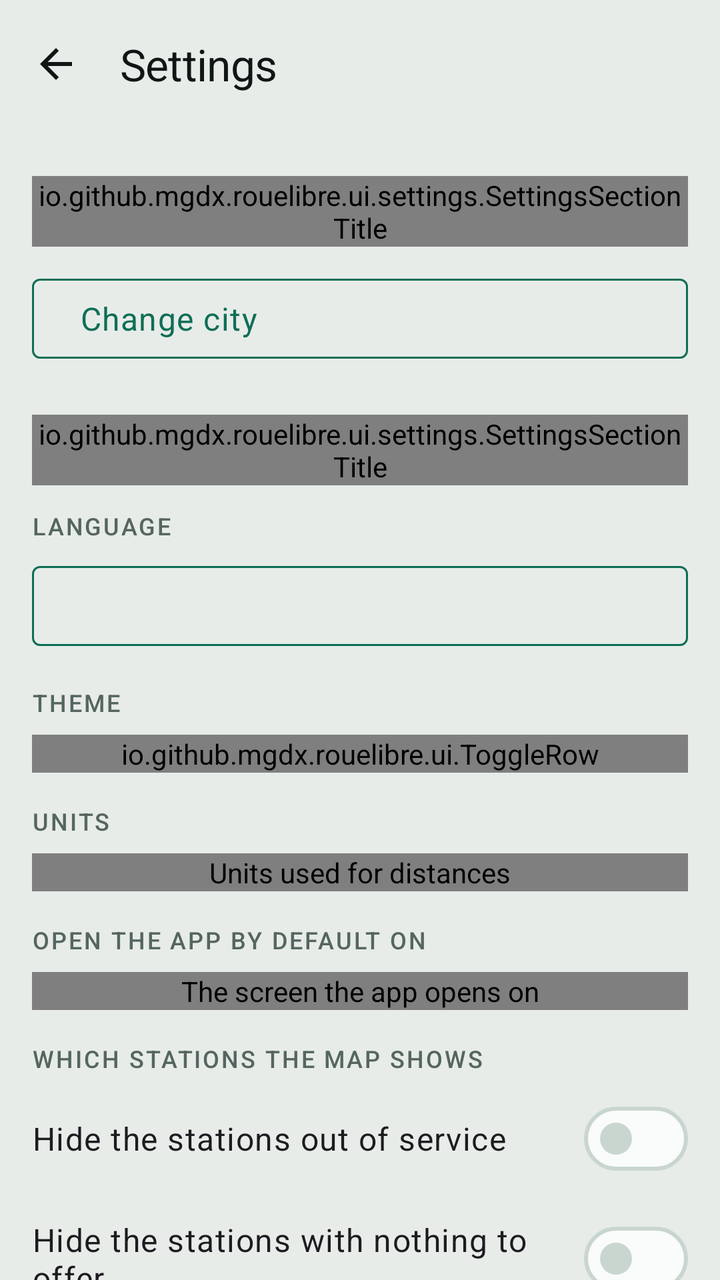
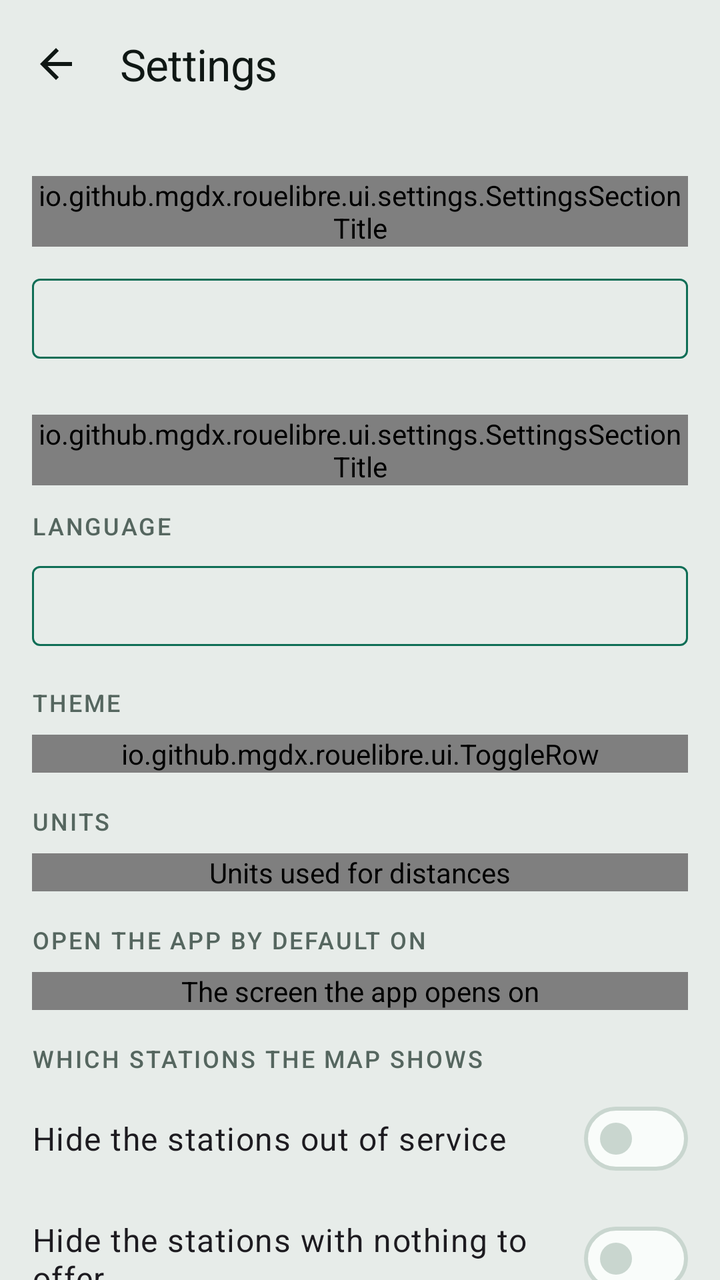

Compare the two renders of this Android layout. The source of the first and the diff that turns it into the second are given below.
<!-- AndroidManifest.xml: application theme Theme.RoueLibre -->
<!-- res/layout/fragment_settings.xml -->
<?xml version="1.0" encoding="utf-8"?>
<androidx.constraintlayout.widget.ConstraintLayout
    xmlns:android="http://schemas.android.com/apk/res/android"
    xmlns:app="http://schemas.android.com/apk/res-auto"
    android:layout_width="match_parent"
    android:layout_height="match_parent"
    android:fitsSystemWindows="true">

    <com.google.android.material.appbar.MaterialToolbar
        android:id="@+id/toolbar"
        android:layout_width="0dp"
        android:layout_height="wrap_content"
        app:layout_constraintEnd_toEndOf="parent"
        app:layout_constraintStart_toStartOf="parent"
        app:layout_constraintTop_toTopOf="parent"
        app:navigationIcon="@drawable/ic_back"
        app:title="@string/settings_title"
        app:titleTextAppearance="@style/TextAppearance.RoueLibre.Title" />

    
    <androidx.core.widget.NestedScrollView
        android:id="@+id/settings_scroll"
        android:layout_width="0dp"
        android:layout_height="0dp"
        app:layout_constraintBottom_toBottomOf="parent"
        app:layout_constraintEnd_toEndOf="parent"
        app:layout_constraintStart_toStartOf="parent"
        app:layout_constraintTop_toBottomOf="@id/toolbar">

        
        <LinearLayout
            android:layout_width="match_parent"
            android:layout_height="wrap_content"
            android:orientation="vertical"
            android:paddingStart="@dimen/space_l"
            android:paddingEnd="@dimen/space_l"
            android:paddingBottom="@dimen/space_xxl">

            
            <io.github.mgdx.rouelibre.ui.settings.SettingsSectionTitle
                style="@style/Widget.RoueLibre.SettingsSection"
                android:text="@string/settings_section_city" />

            <com.google.android.material.button.MaterialButton
                android:id="@+id/open_city"
                style="@style/Widget.RoueLibre.Toggle"
                android:layout_width="match_parent"
                android:layout_height="wrap_content"
                android:layout_marginTop="@dimen/space_m"
                android:gravity="start|center_vertical"
                android:minHeight="@dimen/touch_target_min"
                android:text="@string/city_open" />

            
            <io.github.mgdx.rouelibre.ui.settings.SettingsSectionTitle
                style="@style/Widget.RoueLibre.SettingsSection"
                android:text="@string/settings_section_display" />

            
            <TextView
                style="@style/Widget.RoueLibre.SettingsLabel"
                android:layout_marginTop="@dimen/space_m"
                android:text="@string/settings_language_title" />

            
            <com.google.android.material.button.MaterialButton
                android:id="@+id/language"
                style="@style/Widget.RoueLibre.Toggle"
                android:layout_width="match_parent"
                android:layout_height="wrap_content"
                android:layout_marginTop="@dimen/space_s"
                android:gravity="start|center_vertical"
                android:minHeight="@dimen/touch_target_min" />

            <TextView
                style="@style/Widget.RoueLibre.SettingsLabel"
                android:layout_marginTop="@dimen/space_l"
                android:text="@string/settings_theme_title" />

            <io.github.mgdx.rouelibre.ui.ToggleRow
                android:id="@+id/theme"
                android:layout_width="match_parent"
                android:layout_height="wrap_content"
                android:layout_marginTop="@dimen/space_s"
                app:selectionRequired="true"
                app:singleSelection="true">

                <com.google.android.material.button.MaterialButton
                    android:id="@+id/theme_system"
                    style="@style/Widget.RoueLibre.Toggle.Choice"
                    android:text="@string/settings_theme_system" />

                <com.google.android.material.button.MaterialButton
                    android:id="@+id/theme_light"
                    style="@style/Widget.RoueLibre.Toggle.Choice"
                    android:text="@string/settings_theme_light" />

                <com.google.android.material.button.MaterialButton
                    android:id="@+id/theme_dark"
                    style="@style/Widget.RoueLibre.Toggle.Choice"
                    android:text="@string/settings_theme_dark" />
            </io.github.mgdx.rouelibre.ui.ToggleRow>

            
            <TextView
                style="@style/Widget.RoueLibre.SettingsLabel"
                android:layout_marginTop="@dimen/space_l"
                android:text="@string/settings_units_title" />

            <io.github.mgdx.rouelibre.ui.ToggleRow
                android:id="@+id/units"
                android:layout_width="match_parent"
                android:layout_height="wrap_content"
                android:layout_marginTop="@dimen/space_s"
                android:contentDescription="@string/settings_units_description"
                app:selectionRequired="true"
                app:singleSelection="true">

                <com.google.android.material.button.MaterialButton
                    android:id="@+id/units_system"
                    style="@style/Widget.RoueLibre.Toggle.Choice"
                    android:contentDescription="@string/settings_units_system_description"
                    android:text="@string/settings_units_system" />

                <com.google.android.material.button.MaterialButton
                    android:id="@+id/units_metric"
                    style="@style/Widget.RoueLibre.Toggle.Choice"
                    android:contentDescription="@string/settings_units_metric_description"
                    android:text="@string/settings_units_metric" />

                <com.google.android.material.button.MaterialButton
                    android:id="@+id/units_us"
                    style="@style/Widget.RoueLibre.Toggle.Choice"
                    android:contentDescription="@string/settings_units_us_description"
                    android:text="@string/settings_units_us" />

                <com.google.android.material.button.MaterialButton
                    android:id="@+id/units_uk"
                    style="@style/Widget.RoueLibre.Toggle.Choice"
                    android:contentDescription="@string/settings_units_uk_description"
                    android:text="@string/settings_units_uk" />
            </io.github.mgdx.rouelibre.ui.ToggleRow>

            
            <TextView
                style="@style/Widget.RoueLibre.SettingsLabel"
                android:layout_marginTop="@dimen/space_l"
                android:text="@string/settings_opening_title" />

            <io.github.mgdx.rouelibre.ui.ToggleRow
                android:id="@+id/opening_screen"
                android:layout_width="match_parent"
                android:layout_height="wrap_content"
                android:layout_marginTop="@dimen/space_s"
                android:contentDescription="@string/settings_opening_description"
                app:selectionRequired="true"
                app:singleSelection="true">

                <com.google.android.material.button.MaterialButton
                    android:id="@+id/opening_screen_map"
                    style="@style/Widget.RoueLibre.Toggle.Choice"
                    android:text="@string/settings_opening_map" />

                <com.google.android.material.button.MaterialButton
                    android:id="@+id/opening_screen_list"
                    style="@style/Widget.RoueLibre.Toggle.Choice"
                    android:text="@string/settings_opening_list" />
            </io.github.mgdx.rouelibre.ui.ToggleRow>

            
            <TextView
                style="@style/Widget.RoueLibre.SettingsLabel"
                android:layout_marginTop="@dimen/space_l"
                android:text="@string/settings_map_filters_title" />

            <com.google.android.material.materialswitch.MaterialSwitch
                android:id="@+id/hide_out_of_service_stations"
                android:layout_width="match_parent"
                android:layout_height="wrap_content"
                android:layout_marginTop="@dimen/space_s"
                android:minHeight="@dimen/touch_target_min"
                android:text="@string/settings_map_filters_hide_out_of_service"
                android:textAppearance="@style/TextAppearance.RoueLibre.Body" />

            
            <com.google.android.material.materialswitch.MaterialSwitch
                android:id="@+id/hide_empty_stations"
                android:layout_width="match_parent"
                android:layout_height="wrap_content"
                android:layout_marginTop="@dimen/space_m"
                android:minHeight="@dimen/touch_target_min"
                android:text="@string/settings_map_filters_hide_empty"
                android:textAppearance="@style/TextAppearance.RoueLibre.Body" />

            <TextView
                android:layout_width="match_parent"
                android:layout_height="wrap_content"
                android:layout_marginTop="@dimen/space_xs"
                android:text="@string/settings_map_filters_hide_empty_hint"
                android:textAppearance="@style/TextAppearance.RoueLibre.Secondary" />

            
            <TextView
                android:layout_width="match_parent"
                android:layout_height="wrap_content"
                android:layout_marginTop="@dimen/space_m"
                android:text="@string/settings_map_filters_keeps_unknown"
                android:textAppearance="@style/TextAppearance.RoueLibre.Secondary" />

            
            <io.github.mgdx.rouelibre.ui.settings.SettingsSectionTitle
                style="@style/Widget.RoueLibre.SettingsSection"
                android:text="@string/settings_section_journey" />

            
            <TextView
                style="@style/Widget.RoueLibre.SettingsLabel"
                android:layout_marginTop="@dimen/space_m"
                android:text="@string/settings_own_bike_kind_title" />

            <io.github.mgdx.rouelibre.ui.ToggleRow
                android:id="@+id/own_bike_kind"
                android:layout_width="match_parent"
                android:layout_height="wrap_content"
                android:layout_marginTop="@dimen/space_s"
                android:contentDescription="@string/settings_own_bike_kind_description"
                app:selectionRequired="true"
                app:singleSelection="true">

                <com.google.android.material.button.MaterialButton
                    android:id="@+id/own_bike_kind_mechanical"
                    style="@style/Widget.RoueLibre.Toggle.Choice"
                    android:text="@string/settings_own_bike_kind_mechanical" />

                <com.google.android.material.button.MaterialButton
                    android:id="@+id/own_bike_kind_electric"
                    style="@style/Widget.RoueLibre.Toggle.Choice"
                    android:text="@string/settings_own_bike_kind_electric" />
            </io.github.mgdx.rouelibre.ui.ToggleRow>

            <TextView
                android:layout_width="match_parent"
                android:layout_height="wrap_content"
                android:layout_marginTop="@dimen/space_xs"
                android:text="@string/settings_own_bike_kind_hint"
                android:textAppearance="@style/TextAppearance.RoueLibre.Secondary" />

            
            <TextView
                style="@style/Widget.RoueLibre.SettingsLabel"
                android:layout_marginTop="@dimen/space_l"
                android:text="@string/settings_walking_pace_title" />

            <io.github.mgdx.rouelibre.ui.ToggleRow
                android:id="@+id/walking_pace"
                android:layout_width="match_parent"
                android:layout_height="wrap_content"
                android:layout_marginTop="@dimen/space_s"
                android:contentDescription="@string/settings_walking_pace_description"
                app:selectionRequired="true"
                app:singleSelection="true">

                <com.google.android.material.button.MaterialButton
                    android:id="@+id/walking_pace_slow"
                    style="@style/Widget.RoueLibre.Toggle.Choice"
                    android:text="@string/settings_walking_pace_slow" />

                <com.google.android.material.button.MaterialButton
                    android:id="@+id/walking_pace_normal"
                    style="@style/Widget.RoueLibre.Toggle.Choice"
                    android:text="@string/settings_walking_pace_normal" />

                <com.google.android.material.button.MaterialButton
                    android:id="@+id/walking_pace_brisk"
                    style="@style/Widget.RoueLibre.Toggle.Choice"
                    android:text="@string/settings_walking_pace_brisk" />
            </io.github.mgdx.rouelibre.ui.ToggleRow>

            
            <io.github.mgdx.rouelibre.ui.settings.SettingsSectionTitle
                style="@style/Widget.RoueLibre.SettingsSection"
                android:text="@string/settings_section_data" />

            <com.google.android.material.button.MaterialButton
                android:id="@+id/open_storage"
                style="@style/Widget.RoueLibre.Toggle"
                android:layout_width="match_parent"
                android:layout_height="wrap_content"
                android:layout_marginTop="@dimen/space_m"
                android:gravity="start|center_vertical"
                android:minHeight="@dimen/touch_target_min"
                android:text="@string/storage_open"
                app:icon="@drawable/ic_storage" />

            
            <com.google.android.material.materialswitch.MaterialSwitch
                android:id="@+id/download_unmetered_only"
                android:layout_width="match_parent"
                android:layout_height="wrap_content"
                android:layout_marginTop="@dimen/space_m"
                android:minHeight="@dimen/touch_target_min"
                android:text="@string/download_unmetered_only"
                android:textAppearance="@style/TextAppearance.RoueLibre.Body" />

            <TextView
                android:layout_width="match_parent"
                android:layout_height="wrap_content"
                android:layout_marginTop="@dimen/space_xs"
                android:text="@string/download_unmetered_only_description"
                android:textAppearance="@style/TextAppearance.RoueLibre.Secondary" />

            
            <com.google.android.material.button.MaterialButton
                android:id="@+id/open_about"
                style="@style/Widget.RoueLibre.Toggle"
                android:layout_width="match_parent"
                android:layout_height="wrap_content"
                android:layout_marginTop="@dimen/space_xxl"
                android:gravity="start|center_vertical"
                android:minHeight="@dimen/touch_target_min"
                android:text="@string/about_open" />
        </LinearLayout>
    </androidx.core.widget.NestedScrollView>

</androidx.constraintlayout.widget.ConstraintLayout>
<!-- resources referenced by this layout -->
<resources>
  <dimen name="space_l">16dp</dimen>
  <dimen name="space_m">12dp</dimen>
  <dimen name="space_s">8dp</dimen>
  <dimen name="space_xs">4dp</dimen>
  <dimen name="space_xxl">32dp</dimen>
  <dimen name="touch_target_min">48dp</dimen>
  <string name="about_open">About</string>
  <string name="city_open">Change city</string>
  <string name="download_unmetered_only">Download only on an unmetered connection</string>
  <string name="settings_language_title">Language</string>
  <string name="settings_map_filters_hide_empty">Hide the stations with nothing to offer</string>
  <string name="settings_map_filters_hide_out_of_service">Hide the stations out of service</string>
  <string name="settings_map_filters_keeps_unknown">Stations the network says nothing about stay on the map: a count nobody could read is not a count of nothing.</string>
  <string name="settings_map_filters_title">Which stations the map shows</string>
  <string name="settings_opening_description">The screen the app opens on</string>
  <string name="settings_opening_list">Station list</string>
  <string name="settings_opening_map">Map</string>
  <string name="settings_opening_title">Open the app by default on</string>
  <string name="settings_own_bike_kind_description">The kind of bike you own</string>
  <string name="settings_own_bike_kind_electric">Electric</string>
  <string name="settings_own_bike_kind_hint">Declared electric, your own bike gets its own route and its own times.</string>
  <string name="settings_own_bike_kind_mechanical">Mechanical</string>
  <string name="settings_own_bike_kind_title">Your own bike</string>
  <string name="settings_section_city">City</string>
  <string name="settings_section_data">Offline data</string>
  <string name="settings_section_display">Display</string>
  <string name="settings_section_journey">Journey</string>
  <string name="settings_theme_dark">Dark</string>
  <string name="settings_theme_light">Light</string>
  <string name="settings_theme_system">System</string>
  <string name="settings_theme_title">Theme</string>
  <string name="settings_title">Settings</string>
  <string name="settings_units_description">Units used for distances</string>
  <string name="settings_units_metric">m · km</string>
  <string name="settings_units_metric_description">Metres and kilometres</string>
  <string name="settings_units_system">System</string>
  <string name="settings_units_system_description">Follow the region the device is set to</string>
  <string name="settings_units_title">Units</string>
  <string name="settings_units_uk">yd · mi</string>
  <string name="settings_units_uk_description">Yards and miles</string>
  <string name="settings_units_us">ft · mi</string>
  <string name="settings_units_us_description">Feet and miles</string>
  <string name="settings_walking_pace_brisk">Brisk</string>
  <string name="settings_walking_pace_description">Pace the walking parts of a journey are worked out at</string>
  <string name="settings_walking_pace_normal">Normal</string>
  <string name="settings_walking_pace_slow">Slow</string>
  <string name="settings_walking_pace_title">Walking pace</string>
  <string name="storage_open">Manage offline data</string>
  <color name="ink">#0F1714</color>
  <dimen name="text_body">16sp</dimen>
  <dimen name="text_secondary">14sp</dimen>
  <color name="ink_soft">#55665F</color>
  <dimen name="text_title">22sp</dimen>
  <dimen name="space_xl">24dp</dimen>
  <color name="signal">#0F6E56</color>
  <color name="surface">#F9FCFA</color>
  <color name="alert">#9C4A00</color>
  <color name="paper">#E7ECE9</color>
  <color name="outline">#C9D6CF</color>
  <color name="availability_low">#BCD6CC</color>
  <color name="surface_inverse">#0F1714</color>
  <color name="ink_inverse">#F9FCFA</color>
  <color name="signal_inverse">#3FB68F</color>
  <dimen name="text_label">12sp</dimen>
  <dimen name="radius">4dp</dimen>
  <!-- unchanged entries left out for length: 17 -->
</resources>

<!-- the commit's change to res/layout/fragment_settings.xml (unified diff, before → after) -->
@@ -41,6 +41,7 @@
                 style="@style/Widget.RoueLibre.SettingsSection"
                 android:text="@string/settings_section_city" />
 
+            
             <com.google.android.material.button.MaterialButton
                 android:id="@+id/open_city"
                 style="@style/Widget.RoueLibre.Toggle"
@@ -48,8 +49,7 @@
                 android:layout_height="wrap_content"
                 android:layout_marginTop="@dimen/space_m"
                 android:gravity="start|center_vertical"
-                android:minHeight="@dimen/touch_target_min"
-                android:text="@string/city_open" />
+                android:minHeight="@dimen/touch_target_min" />
 
             
             <io.github.mgdx.rouelibre.ui.settings.SettingsSectionTitle
<!-- resource entries referenced after the edit -->
@@ -7,7 +7,6 @@
   <dimen name="space_xxl">32dp</dimen>
   <dimen name="touch_target_min">48dp</dimen>
   <string name="about_open">About</string>
-  <string name="city_open">Change city</string>
   <string name="download_unmetered_only">Download only on an unmetered connection</string>
   <string name="settings_language_title">Language</string>
   <string name="settings_map_filters_hide_empty">Hide the stations with nothing to offer</string>
